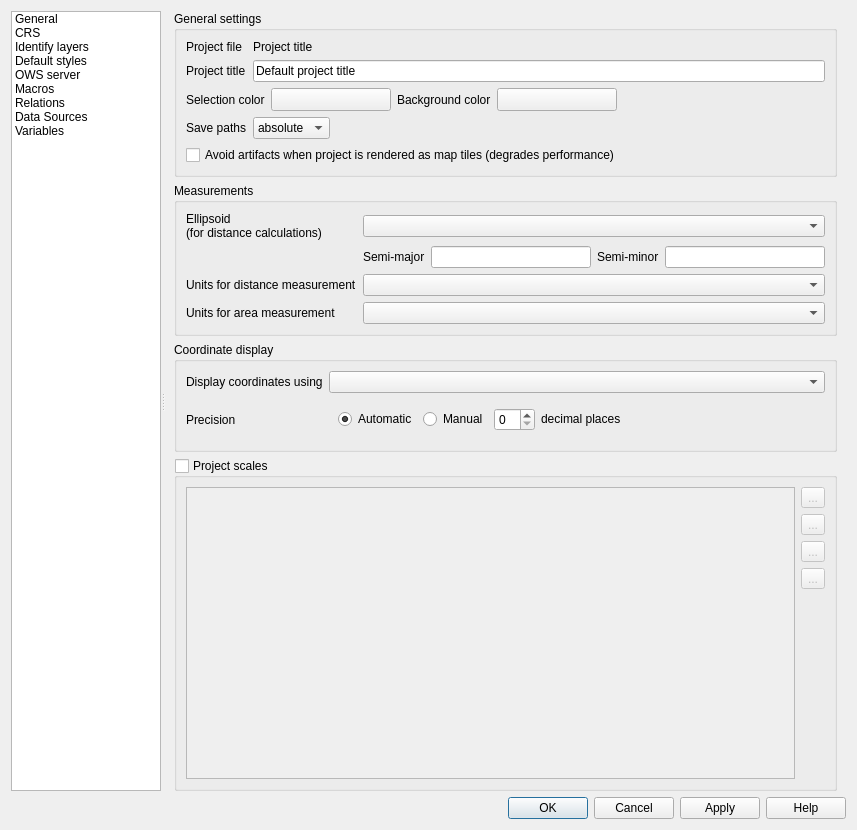
Before: the Qt Designer form src/ui/qgsprojectpropertiesbase.ui in qgis/QGIS, drawn with Qt 5.
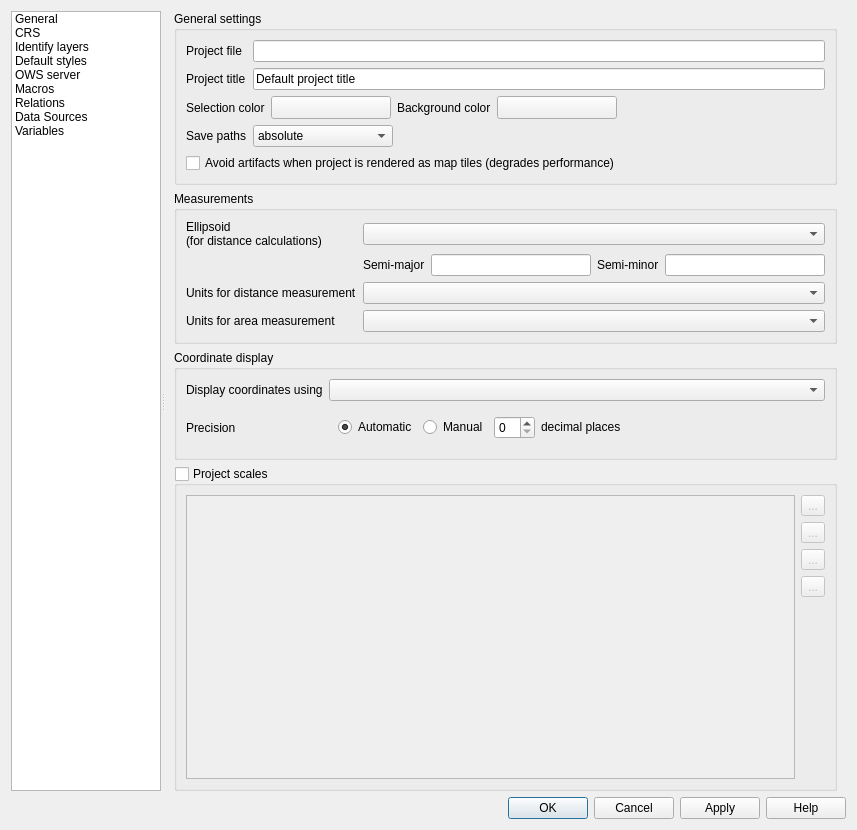
After: the same form once the commit is applied. The open tabs and pages were chosen to show the change. Icons and pictures are not drawn. Custom widgets are drawn as their Qt base class.

Commit message:
Make filename in project properties a readonly line edit
(Because it's nice to be able to copy the project path easily)

The edit to the form file:
```diff
--- a/src/ui/qgsprojectpropertiesbase.ui
+++ b/src/ui/qgsprojectpropertiesbase.ui
@@ -256,8 +256,8 @@
                <rect>
                 <x>0</x>
                 <y>0</y>
-                <width>565</width>
-                <height>685</height>
+                <width>683</width>
+                <height>779</height>
                </rect>
               </property>
               <layout class="QVBoxLayout" name="verticalLayout_8">
@@ -276,7 +276,7 @@
                   <string notr="true">projgeneral</string>
                  </property>
                  <layout class="QGridLayout" name="gridLayout_26">
-                  <item row="2" column="0" colspan="4">
+                  <item row="2" column="0" colspan="5">
                    <layout class="QHBoxLayout" name="horizontalLayout_5">
                     <item>
                      <widget class="QLabel" name="textLabel1">
@@ -363,32 +363,6 @@
                     </item>
                    </layout>
                   </item>
-                  <item row="3" column="0">
-                   <widget class="QLabel" name="label_3">
-                    <property name="sizePolicy">
-                     <sizepolicy hsizetype="Maximum" vsizetype="Preferred">
-                      <horstretch>0</horstretch>
-                      <verstretch>0</verstretch>
-                     </sizepolicy>
-                    </property>
-                    <property name="text">
-                     <string>Save paths</string>
-                    </property>
-                    <property name="buddy">
-                     <cstring>cbxAbsolutePath</cstring>
-                    </property>
-                   </widget>
-                  </item>
-                  <item row="1" column="1" colspan="3">
-                   <widget class="QLineEdit" name="titleEdit">
-                    <property name="toolTip">
-                     <string>Descriptive project name</string>
-                    </property>
-                    <property name="text">
-                     <string>Default project title</string>
-                    </property>
-                   </widget>
-                  </item>
                   <item row="1" column="0">
                    <widget class="QLabel" name="label_2">
                     <property name="sizePolicy">
@@ -421,23 +395,7 @@
                     </property>
                    </widget>
                   </item>
-                  <item row="0" column="1">
-                   <widget class="QLabel" name="projectFileName">
-                    <property name="sizePolicy">
-                     <sizepolicy hsizetype="Maximum" vsizetype="Preferred">
-                      <horstretch>0</horstretch>
-                      <verstretch>0</verstretch>
-                     </sizepolicy>
-                    </property>
-                    <property name="text">
-                     <string>Project title</string>
-                    </property>
-                    <property name="buddy">
-                     <cstring>titleEdit</cstring>
-                    </property>
-                   </widget>
-                  </item>
-                  <item row="3" column="2" colspan="2">
+                  <item row="3" column="3" colspan="2">
                    <spacer>
                     <property name="orientation">
                      <enum>Qt::Horizontal</enum>
@@ -464,7 +422,23 @@
                     </item>
                    </widget>
                   </item>
-                  <item row="4" column="0" colspan="4">
+                  <item row="3" column="0">
+                   <widget class="QLabel" name="label_3">
+                    <property name="sizePolicy">
+                     <sizepolicy hsizetype="Maximum" vsizetype="Preferred">
+                      <horstretch>0</horstretch>
+                      <verstretch>0</verstretch>
+                     </sizepolicy>
+                    </property>
+                    <property name="text">
+                     <string>Save paths</string>
+                    </property>
+                    <property name="buddy">
+                     <cstring>cbxAbsolutePath</cstring>
+                    </property>
+                   </widget>
+                  </item>
+                  <item row="4" column="0" colspan="5">
                    <widget class="QCheckBox" name="mMapTileRenderingCheckBox">
                     <property name="toolTip">
                      <string>Checking this setting avoids visible edge artifacts when rendering this project as separate map tiles. Rendering performance will be degraded.</string>
@@ -474,6 +448,23 @@
                     </property>
                    </widget>
                   </item>
+                  <item row="1" column="1" colspan="4">
+                   <widget class="QLineEdit" name="titleEdit">
+                    <property name="toolTip">
+                     <string>Descriptive project name</string>
+                    </property>
+                    <property name="text">
+                     <string>Default project title</string>
+                    </property>
+                   </widget>
+                  </item>
+                  <item row="0" column="1" colspan="4">
+                   <widget class="QLineEdit" name="mProjectFileLineEdit">
+                    <property name="readOnly">
+                     <bool>true</bool>
+                    </property>
+                   </widget>
+                  </item>
                  </layout>
                 </widget>
                </item>
```
Left out of the diff: 24 changed lines with no effect on the pictures. The commit also changes 1 other file.
